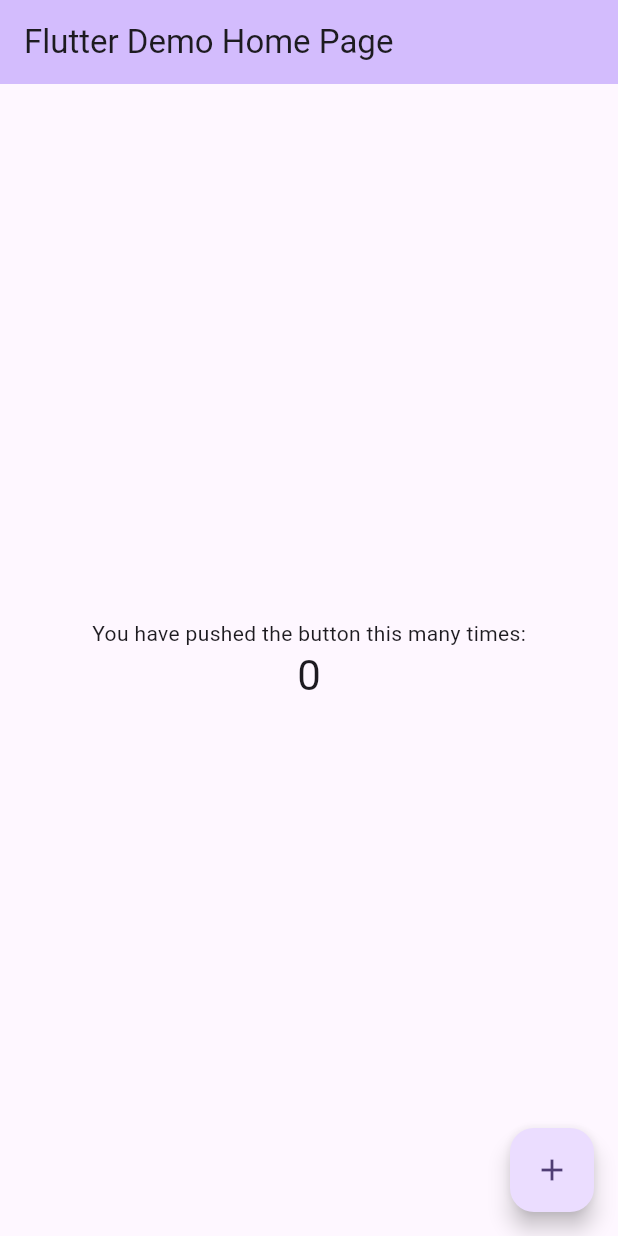
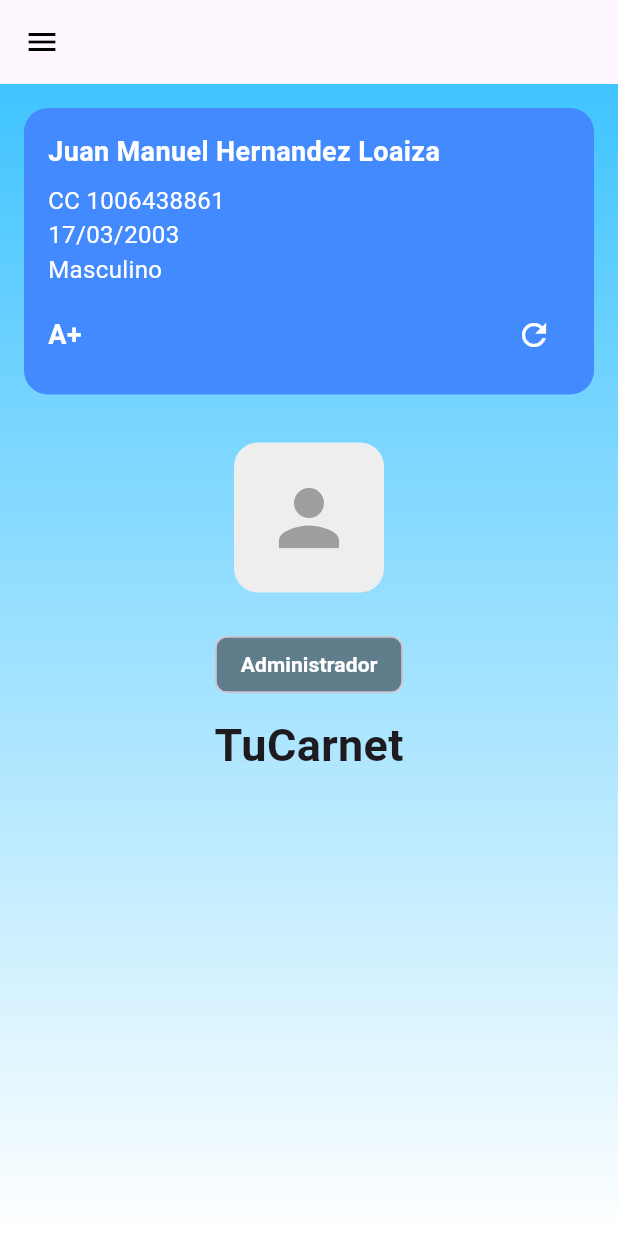
Before and after one commit to CarlosR99/proyecto_carnet_digital, a Flutter app: the screen it shows after launch, on a phone screen of 412 x 824 dp. Run offline on Flutter 3.47's test engine with Material 3 defaults, Android fonts, the phone set to English and light mode, and no system bars; our stand-ins replace qr_flutter; Roboto replaces fonts that are missing (Arial).

Commit message:
se creo la carpeta screen donde tambien se creo el archivo llamado digital_license_screen.dart y se modificaron los archivos pubspec.yaml para a;adir la libreria del qr que se usa en el main

```diff
--- a/lib/main.dart
+++ b/lib/main.dart
@@ -1,4 +1,5 @@
 import 'package:flutter/material.dart';
+import 'screens/digital_license_screen.dart'; // Importa tu archivo donde guardaste el código
 
 void main() {
   runApp(const MyApp());
@@ -7,119 +8,15 @@
 class MyApp extends StatelessWidget {
   const MyApp({super.key});
 
-  // This widget is the root of your application.
   @override
   Widget build(BuildContext context) {
     return MaterialApp(
-      title: 'Flutter Demo',
+      title: 'Digital License App',
       theme: ThemeData(
-        // This is the theme of your application.
-        //
-        // TRY THIS: Try running your application with "flutter run". You'll see
-        // the application has a purple toolbar. Then, without quitting the app,
-        // try changing the seedColor in the colorScheme below to Colors.green
-        // and then invoke "hot reload" (save your changes or press the "hot
-        // reload" button in a Flutter-supported IDE, or press "r" if you used
-        // the command line to start the app).
-        //
-        // Notice that the counter didn't reset back to zero; the application
-        // state is not lost during the reload. To reset the state, use hot
-        // restart instead.
-        //
-        // This works for code too, not just values: Most code changes can be
-        // tested with just a hot reload.
-        colorScheme: ColorScheme.fromSeed(seedColor: Colors.deepPurple),
-        useMaterial3: true,
+        primarySwatch: Colors.blue,
       ),
-      home: const MyHomePage(title: 'Flutter Demo Home Page'),
+      home:
+          const DigitalLicenseScreen(), // Utiliza el widget en la pantalla principal
     );
   }
 }
-
-class MyHomePage extends StatefulWidget {
-  const MyHomePage({super.key, required this.title});
-
-  // This widget is the home page of your application. It is stateful, meaning
-  // that it has a State object (defined below) that contains fields that affect
-  // how it looks.
-
-  // This class is the configuration for the state. It holds the values (in this
-  // case the title) provided by the parent (in this case the App widget) and
-  // used by the build method of the State. Fields in a Widget subclass are
-  // always marked "final".
-
-  final String title;
-
-  @override
-  State<MyHomePage> createState() => _MyHomePageState();
-}
-
-class _MyHomePageState extends State<MyHomePage> {
-  int _counter = 0;
-
-  void _incrementCounter() {
-    setState(() {
-      // This call to setState tells the Flutter framework that something has
-      // changed in this State, which causes it to rerun the build method below
-      // so that the display can reflect the updated values. If we changed
-      // _counter without calling setState(), then the build method would not be
-      // called again, and so nothing would appear to happen.
-      _counter++;
-    });
-  }
-
-  @override
-  Widget build(BuildContext context) {
-    // This method is rerun every time setState is called, for instance as done
-    // by the _incrementCounter method above.
-    //
-    // The Flutter framework has been optimized to make rerunning build methods
-    // fast, so that you can just rebuild anything that needs updating rather
-    // than having to individually change instances of widgets.
-    return Scaffold(
-      appBar: AppBar(
-        // TRY THIS: Try changing the color here to a specific color (to
-        // Colors.amber, perhaps?) and trigger a hot reload to see the AppBar
-        // change color while the other colors stay the same.
-        backgroundColor: Theme.of(context).colorScheme.inversePrimary,
-        // Here we take the value from the MyHomePage object that was created by
-        // the App.build method, and use it to set our appbar title.
-        title: Text(widget.title),
-      ),
-      body: Center(
-        // Center is a layout widget. It takes a single child and positions it
-        // in the middle of the parent.
-        child: Column(
-          // Column is also a layout widget. It takes a list of children and
-          // arranges them vertically. By default, it sizes itself to fit its
-          // children horizontally, and tries to be as tall as its parent.
-          //
-          // Column has various properties to control how it sizes itself and
-          // how it positions its children. Here we use mainAxisAlignment to
-          // center the children vertically; the main axis here is the vertical
-          // axis because Columns are vertical (the cross axis would be
-          // horizontal).
-          //
-          // TRY THIS: Invoke "debug painting" (choose the "Toggle Debug Paint"
-          // action in the IDE, or press "p" in the console), to see the
-          // wireframe for each widget.
-          mainAxisAlignment: MainAxisAlignment.center,
-          children: <Widget>[
-            const Text(
-              'You have pushed the button this many times:',
-            ),
-            Text(
-              '$_counter',
-              style: Theme.of(context).textTheme.headlineMedium,
-            ),
-          ],
-        ),
-      ),
-      floatingActionButton: FloatingActionButton(
-        onPressed: _incrementCounter,
-        tooltip: 'Increment',
-        child: const Icon(Icons.add),
-      ), // This trailing comma makes auto-formatting nicer for build methods.
-    );
-  }
-}
--- /dev/null
+++ b/lib/screens/digital_license_screen.dart
@@ -0,0 +1,222 @@
+import 'package:flutter/material.dart';
+import 'package:qr_flutter/qr_flutter.dart'; // Importa la librería para QR
+
+class DigitalLicenseScreen extends StatefulWidget {
+  const DigitalLicenseScreen({super.key});
+
+  @override
+  // ignore: library_private_types_in_public_api
+  _DigitalLicenseScreenState createState() => _DigitalLicenseScreenState();
+}
+
+class _DigitalLicenseScreenState extends State<DigitalLicenseScreen> {
+  bool isFront =
+      true; // Variable para controlar si se muestra el frente o reverso
+
+  @override
+  Widget build(BuildContext context) {
+    return Scaffold(
+      appBar: AppBar(
+        backgroundColor: Colors.transparent,
+        elevation: 0,
+        leading: IconButton(
+          icon: const Icon(Icons.menu, color: Colors.black),
+          onPressed: () {},
+        ),
+      ),
+      body: Container(
+        decoration: const BoxDecoration(
+          gradient: LinearGradient(
+            begin: Alignment.topCenter,
+            end: Alignment.bottomCenter,
+            colors: [Colors.lightBlueAccent, Colors.white],
+          ),
+        ),
+        child: Column(
+          children: [
+            // Tarjeta del carnet (frontal o reverso dependiendo de isFront)
+            Padding(
+              padding: const EdgeInsets.all(16.0),
+              child: Container(
+                width: double.infinity,
+                decoration: BoxDecoration(
+                  color: Colors.blueAccent,
+                  borderRadius: BorderRadius.circular(16),
+                ),
+                padding: const EdgeInsets.all(16),
+                child: isFront
+                    ? buildFrontSide()
+                    : buildBackSide(), // Vista condicional
+              ),
+            ),
+            // Imagen de perfil (solo visible en el frente)
+            if (isFront)
+              Padding(
+                padding: const EdgeInsets.all(16.0),
+                child: Container(
+                  width: 100,
+                  height: 100,
+                  decoration: BoxDecoration(
+                    color: Colors.grey[200],
+                    borderRadius: BorderRadius.circular(16),
+                  ),
+                  child: const Icon(
+                    Icons.person,
+                    size: 60,
+                    color: Colors.grey,
+                  ),
+                ),
+              ),
+            // Chip de "Administrador"
+            if (isFront)
+              const Padding(
+                padding: EdgeInsets.symmetric(vertical: 8.0),
+                child: Chip(
+                  label: Text(
+                    'Administrador',
+                    style: TextStyle(
+                      color: Colors.white,
+                      fontWeight: FontWeight.bold,
+                    ),
+                  ),
+                  backgroundColor: Colors.blueGrey,
+                ),
+              ),
+            const Text(
+              'TuCarnet',
+              style: TextStyle(
+                fontSize: 30,
+                fontWeight: FontWeight.bold,
+                fontFamily: 'Arial',
+              ),
+            ),
+          ],
+        ),
+      ),
+    );
+  }
+
+  // Vista frontal del carnet
+  Widget buildFrontSide() {
+    return Column(
+      crossAxisAlignment: CrossAxisAlignment.start,
+      children: [
+        const Text(
+          "Juan Manuel Hernandez Loaiza",
+          style: TextStyle(
+            color: Colors.white,
+            fontWeight: FontWeight.bold,
+            fontSize: 18,
+          ),
+        ),
+        const SizedBox(height: 8),
+        const Text(
+          "CC 1006438861",
+          style: TextStyle(
+            color: Colors.white,
+            fontSize: 16,
+          ),
+        ),
+        const Text(
+          "17/03/2003",
+          style: TextStyle(
+            color: Colors.white,
+            fontSize: 16,
+          ),
+        ),
+        const Text(
+          "Masculino",
+          style: TextStyle(
+            color: Colors.white,
+            fontSize: 16,
+          ),
+        ),
+        const SizedBox(height: 8),
+        Row(
+          mainAxisAlignment: MainAxisAlignment.spaceBetween,
+          children: [
+            const Text(
+              "A+",
+              style: TextStyle(
+                color: Colors.white,
+                fontWeight: FontWeight.bold,
+                fontSize: 18,
+              ),
+            ),
+            IconButton(
+              icon: const Icon(Icons.refresh, color: Colors.white),
+              onPressed: () {
+                // Al presionar el botón, cambiar entre frente y reverso
+                setState(() {
+                  isFront = !isFront;
+                });
+              },
+            ),
+          ],
+        ),
+      ],
+    );
+  }
+
+  // Vista trasera del carnet
+  Widget buildBackSide() {
+    return Column(
+      crossAxisAlignment: CrossAxisAlignment.center,
+      children: [
+        // Código QR
+        Center(
+          child: QrImageView(
+            data:
+                "https://example.com", // Dato para el QR, puede ser una URL o texto
+            version: QrVersions.auto,
+            size: 150.0,
+            backgroundColor: Colors.white,
+          ),
+        ),
+        const SizedBox(height: 16),
+        // Fecha de vencimiento
+        const Text(
+          "Fecha de Vencimiento",
+          style: TextStyle(
+            color: Colors.white,
+            fontWeight: FontWeight.bold,
+            fontSize: 18,
+          ),
+        ),
+        const Text(
+          "13 Sept de 2025",
+          style: TextStyle(
+            color: Colors.white,
+            fontSize: 16,
+          ),
+        ),
+        const SizedBox(height: 16),
+        // Texto adicional
+        const Padding(
+          padding: EdgeInsets.symmetric(horizontal: 16.0),
+          child: Text(
+            "Este carnet es personal e intransferible. Se exigira en todas las oportunidades y servicios que deba acreditar la condición de trabajador.",
+            textAlign: TextAlign.center,
+            style: TextStyle(
+              color: Colors.white,
+              fontSize: 14,
+            ),
+          ),
+        ),
+        const SizedBox(height: 16),
+        // Botón para volver al frente
+        Center(
+          child: IconButton(
+            icon: const Icon(Icons.refresh, color: Colors.white),
+            onPressed: () {
+              // Volver al frente
+              setState(() {
+                isFront = !isFront;
+              });
+            },
+          ),
+        ),
+      ],
+    );
+  }
+}
--- a/pubspec.yaml
+++ b/pubspec.yaml
@@ -45,6 +45,7 @@ dev_dependencies:
   # activated in the `analysis_options.yaml` file located at the root of your
   # package. See that file for information about deactivating specific lint
   # rules and activating additional ones.
+  qr_flutter: ^4.1.0 # Paquete para el código QR
   flutter_lints: ^4.0.0
 
 # For information on the generic Dart part of this file, see the
```
Also changed, not shown: pubspec.lock.
